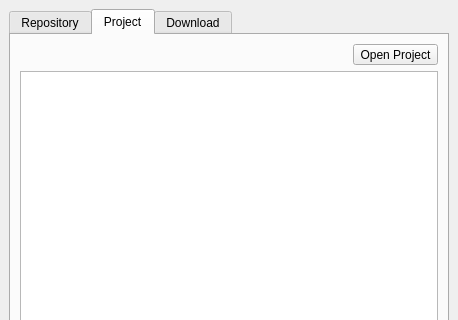
Old version of the form dockwidget.ui in the repository Riverscapes/RiverscapesToolbar; both pictures show x 0 to 458 and y 0 to 320 of the 458 by 513 pixel window.
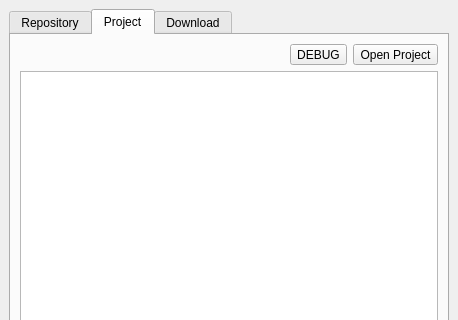
New version of the form. The open tabs and pages were chosen to show the change.

What changed in the file:
```diff
--- a/dockwidget.ui
+++ b/dockwidget.ui
@@ -108,6 +108,13 @@
             </property>
            </spacer>
           </item>
+          <item>
+           <widget class="QToolButton" name="btnDEBUG">
+            <property name="text">
+             <string>DEBUG</string>
+            </property>
+           </widget>
+          </item>
           <item>
            <widget class="QToolButton" name="btnLoadProject">
             <property name="text">
```
Left out of the diff: 2 changed lines with no effect on the pictures.
